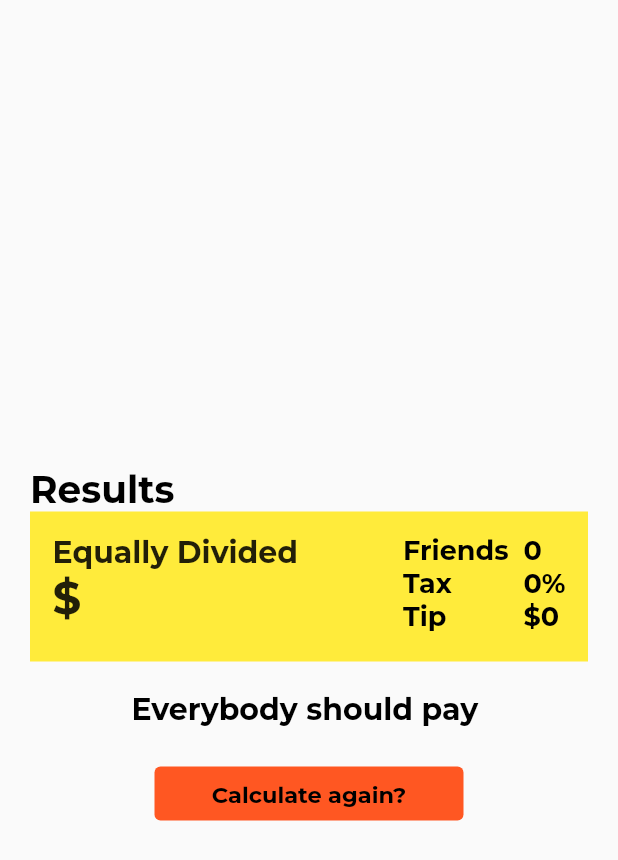
After one commit to JohnEsleyer/Bill-Split-App, a Flutter app: the screen it shows after launch, after a tap on the "remove" icon, after a tap on the "add" icon, after a tap on "Split Bill", on a phone screen of 412 x 824 dp. The commit adds this screen. Shown: the top 860 px of the screen. Run offline on Flutter 3.47's test engine with Material 2 defaults, Android fonts, the phone set to English and light mode, and no system bars; our stand-ins replace google_fonts; statements that could not run were skipped.

Commit message:
added results page

```diff
--- a/lib/home.dart
+++ b/lib/home.dart
@@ -1,5 +1,6 @@
 import "package:flutter/material.dart";
 import "package:google_fonts/google_fonts.dart";
+import 'results.dart';
 
 class BillSplit extends StatefulWidget {
   @override
@@ -7,11 +8,26 @@ class BillSplit extends StatefulWidget {
 }
 
 class _BillSplitState extends State<BillSplit> {
+  double friendsvalue = 0.0;
+  double tip = 0.0;
+  String tax = '0';
+  String bill = '';
+
   Widget buildButton(String text) {
     return Expanded(
       child: OutlinedButton(
         style: OutlinedButton.styleFrom(padding: EdgeInsets.all(20)),
-        onPressed: () {},
+        onPressed: () {
+          if (text == '-') {
+            setState(() {
+              bill = "";
+            });
+          } else {
+            setState(() {
+              bill += text;
+            });
+          }
+        },
         child: Text(
           text,
           style: GoogleFonts.montserrat(
@@ -57,7 +73,7 @@ class _BillSplitState extends State<BillSplit> {
                                 fontSize: 20, fontWeight: FontWeight.w700),
                           ),
                           Text(
-                            "34",
+                            bill,
                             style: GoogleFonts.montserrat(
                                 fontSize: 25, fontWeight: FontWeight.w700),
                           ),
@@ -80,9 +96,11 @@ class _BillSplitState extends State<BillSplit> {
                           Column(
                             crossAxisAlignment: CrossAxisAlignment.start,
                             children: [
-                              Text("10", style: infostyle),
-                              Text("14 %", style: infostyle),
-                              Text("15", style: infostyle),
+                              Text(friendsvalue.round().toString(),
+                                  style: infostyle),
+                              Text("$tax%", style: infostyle),
+                              Text("\$${tip.round().toString()}",
+                                  style: infostyle),
                             ],
                           ),
                         ],
@@ -109,7 +127,11 @@ class _BillSplitState extends State<BillSplit> {
                   activeColor: Colors.orange,
                   inactiveColor: Colors.grey,
                   value: 12,
-                  onChanged: (value) {}),
+                  onChanged: (value) {
+                    setState(() {
+                      friendsvalue = value;
+                    });
+                  }),
               SizedBox(height: 10),
               Row(
                 children: [
@@ -134,12 +156,16 @@ class _BillSplitState extends State<BillSplit> {
                                 width: 40,
                                 height: 40,
                                 child: FloatingActionButton(
-                                  onPressed: () {},
+                                  onPressed: () {
+                                    setState(() {
+                                      tip--;
+                                    });
+                                  },
                                   backgroundColor: Colors.grey[400],
                                   child:
                                       Icon(Icons.remove, color: Colors.black),
                                 )),
-                            Text("20",
+                            Text("\$${tip.round().toString()}",
                                 style: GoogleFonts.montserrat(
                                     fontSize: 27,
                                     color: Colors.black,
@@ -148,7 +174,11 @@ class _BillSplitState extends State<BillSplit> {
                               width: 40,
                               height: 40,
                               child: FloatingActionButton(
-                                onPressed: () {},
+                                onPressed: () {
+                                  setState(() {
+                                    tip++;
+                                  });
+                                },
                                 backgroundColor: Colors.grey[400],
                                 child: Icon(Icons.add, color: Colors.black),
                               ),
@@ -169,6 +199,11 @@ class _BillSplitState extends State<BillSplit> {
                       padding: const EdgeInsets.all(7.0),
                       child: TextField(
                         keyboardType: TextInputType.number,
+                        onChanged: (value) {
+                          setState(() {
+                            tax = value;
+                          });
+                        },
                         decoration: InputDecoration(
                           border: OutlineInputBorder(
                             borderRadius: BorderRadius.circular(20),
@@ -215,7 +250,7 @@ class _BillSplitState extends State<BillSplit> {
                 style: TextButton.styleFrom(
                   backgroundColor: Colors.green,
                 ),
-                onPressed: () {},
+                onPressed: () => Navigator.push(context, MaterialPageRoute(builder: (context)=> ResultsPage(bill, tax, friendsvalue, tip))),
                 child: Text(
                   "Split Bill",
                   style: GoogleFonts.montserrat(
--- /dev/null
+++ b/lib/results.dart
@@ -0,0 +1,142 @@
+import 'package:flutter/material.dart';
+import "package:google_fonts/google_fonts.dart";
+
+class ResultsPage extends StatefulWidget {
+  final String bill;
+  final String tax;
+  final double friends;
+  final double tip;
+
+  ResultsPage(this.bill, this.tax, this.friends, this.tip);
+
+  @override
+  _ResultsPageState createState() => _ResultsPageState();
+}
+
+class _ResultsPageState extends State<ResultsPage> {
+  String dividedamount = '';
+  @override
+  void initState() {
+    super.initState();
+    divideamount();
+  }
+
+  divideamount() {
+    double taxamount =
+        double.parse(widget.bill) * (double.parse(widget.tax) / 100);
+    double finalbill =
+        (double.parse(widget.bill) + taxamount + widget.tip) / widget.friends;
+
+    setState(() {
+      dividedamount = finalbill.toStringAsFixed(2);
+    });
+  }
+
+  TextStyle infostyle = GoogleFonts.montserrat(
+      fontSize: 18, color: Colors.black, fontWeight: FontWeight.w700);
+
+  @override
+  Widget build(BuildContext context) {
+    return Scaffold(
+      body: Container(
+        margin: EdgeInsets.only(left: 20, right: 20),
+        child: Column(
+          mainAxisAlignment: MainAxisAlignment.center,
+          children: [
+            Container(
+              alignment: Alignment.centerLeft,
+              margin: EdgeInsets.only(top: 40),
+              child: Text(
+                "Results",
+                style: GoogleFonts.montserrat(
+                  fontSize: 25,
+                  fontWeight: FontWeight.w700,
+                  color: Colors.black,
+                ),
+              ),
+            ),
+            Container(
+              width: MediaQuery.of(context).size.width,
+              height: 100,
+              decoration: BoxDecoration(color: Colors.yellow),
+              child: Row(
+                mainAxisAlignment: MainAxisAlignment.spaceBetween,
+                children: [
+                  Padding(
+                    padding: const EdgeInsets.all(15.0),
+                    child: Column(
+                      crossAxisAlignment: CrossAxisAlignment.start,
+                      children: [
+                        Text(
+                          "Equally Divided",
+                          style: GoogleFonts.montserrat(
+                              fontSize: 20, fontWeight: FontWeight.w700),
+                        ),
+                        Text(
+                          "\$$dividedamount",
+                          style: GoogleFonts.montserrat(
+                              fontSize: 30, fontWeight: FontWeight.w700),
+                        ),
+                      ],
+                    ),
+                  ),
+                  Padding(
+                    padding: const EdgeInsets.all(15.0),
+                    child: Row(
+                      children: [
+                        Column(
+                          crossAxisAlignment: CrossAxisAlignment.start,
+                          children: [
+                            Text("Friends", style: infostyle),
+                            Text("Tax", style: infostyle),
+                            Text("Tip", style: infostyle),
+                          ],
+                        ),
+                        SizedBox(width: 10),
+                        Column(
+                          crossAxisAlignment: CrossAxisAlignment.start,
+                          children: [
+                            Text(widget.friends.round().toString(),
+                                style: infostyle),
+                            Text("${widget.tax}%", style: infostyle),
+                            Text("\$${widget.tip.round().toString()}",
+                                style: infostyle),
+                          ],
+                        ),
+                      ],
+                    ),
+                  ),
+                ],
+              ),
+            ),
+            SizedBox(height: 20),
+            Text(
+              "Everybody should pay $dividedamount",
+              style: GoogleFonts.montserrat(
+                  fontSize: 20,
+                  color: Colors.black,
+                  fontWeight: FontWeight.w700),
+            ),
+            SizedBox(height: 20),
+            Container(
+              width: MediaQuery.of(context).size.width / 2,
+              child: TextButton(
+                onPressed: () => Navigator.pop(context),
+                style: TextButton.styleFrom(backgroundColor: Colors.deepOrange),
+                child: Center(
+                  child: Text(
+                    "Calculate again?",
+                    style: GoogleFonts.montserrat(
+                        fontSize: 15,
+                        color: Colors.black,
+                        fontWeight: FontWeight.w700),
+                  ),
+                ),
+              ),
+            ),
+          ],
+        ),
+      ),
+    );
+  }
+}
```
